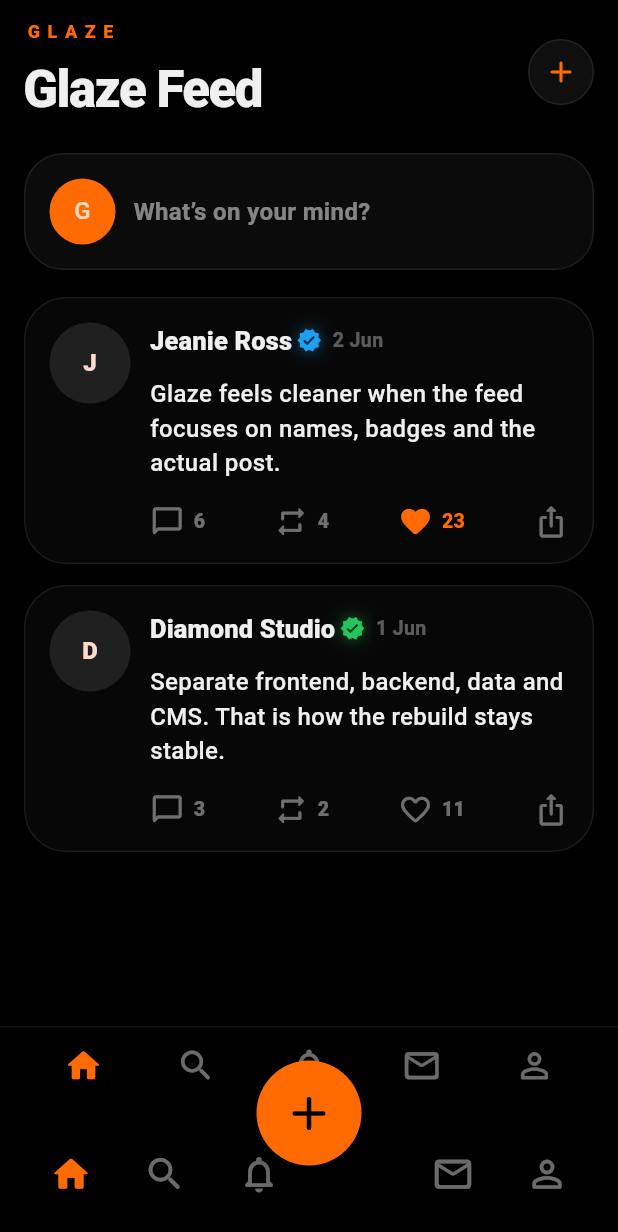
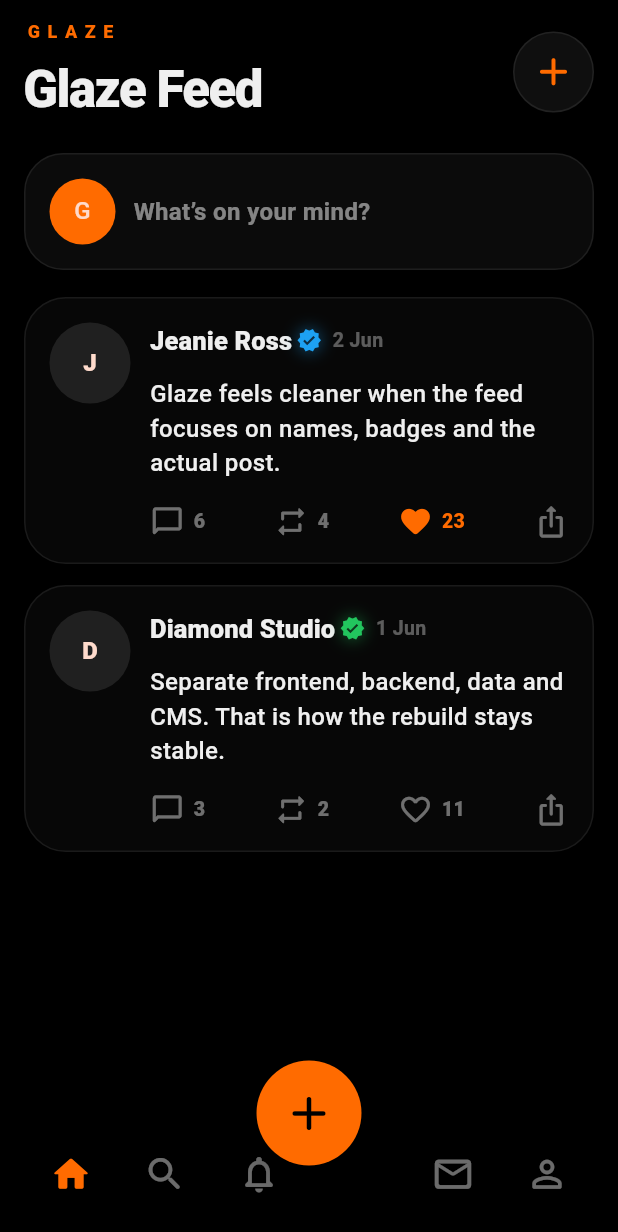
Before and after one commit to WinnerSamurai6064/Glaze1, a Flutter app: the screen it shows after launch, on a phone screen of 412 x 824 dp. Shown: the top 1232 px of the screen. Run offline on Flutter 3.47's test engine with Material 3 defaults, Android fonts, the phone set to English and light mode, and no system bars; network calls fail.

Commit message:
Remove duplicate feed bottom nav

```diff
--- a/lib/screens/feed_screen.dart
+++ b/lib/screens/feed_screen.dart
@@ -31,9 +31,7 @@ class _FeedScreenState extends State<FeedScreen> {
 
   void _openProfile(GlazeUser user) {
     Navigator.of(context).push(
-      MaterialPageRoute(
-        builder: (_) => ProfileScreen(user: user),
-      ),
+      MaterialPageRoute(builder: (_) => ProfileScreen(user: user)),
     );
   }
 
@@ -42,13 +40,9 @@ class _FeedScreenState extends State<FeedScreen> {
     return FutureBuilder<_FeedData>(
       future: _future,
       builder: (context, snapshot) {
-        final data = snapshot.data ?? _FeedData(
-          content: const GlazeContent(),
-          posts: demoPosts,
-        );
+        final data = snapshot.data ?? _FeedData(content: const GlazeContent(), posts: demoPosts);
 
-        return Scaffold(
-          body: SafeArea(
+        return SafeArea(
           child: RefreshIndicator(
             color: GlazeTheme.orange,
             onRefresh: () async {
@@ -73,8 +67,6 @@ class _FeedScreenState extends State<FeedScreen> {
               ],
             ),
           ),
-          ),
-          bottomNavigationBar: const _BottomNav(),
         );
       },
     );
@@ -122,14 +114,14 @@ class _Header extends StatelessWidget {
           ],
         ),
         Container(
-          width: 44,
-          height: 44,
+          width: 54,
+          height: 54,
           decoration: BoxDecoration(
             shape: BoxShape.circle,
             color: Colors.white.withOpacity(0.06),
             border: Border.all(color: Colors.white.withOpacity(0.08)),
           ),
-          child: const Icon(Icons.add_rounded, color: GlazeTheme.orange),
+          child: const Icon(Icons.add_rounded, color: GlazeTheme.orange, size: 31),
         ),
       ],
     );
@@ -193,44 +185,3 @@ class _EmptyState extends StatelessWidget {
     );
   }
 }
-
-class _BottomNav extends StatelessWidget {
-  const _BottomNav();
-
-  @override
-  Widget build(BuildContext context) {
-    return Container(
-      padding: const EdgeInsets.fromLTRB(18, 12, 18, 18),
-      decoration: BoxDecoration(
-        color: Colors.black.withOpacity(0.96),
-        border: Border(top: BorderSide(color: Colors.white.withOpacity(0.08))),
-      ),
-      child: Row(
-        mainAxisAlignment: MainAxisAlignment.spaceAround,
-        children: const [
-          _NavIcon(icon: Icons.home_rounded, active: true),
-          _NavIcon(icon: Icons.search_rounded),
-          _NavIcon(icon: Icons.notifications_none_rounded),
-          _NavIcon(icon: Icons.mail_outline_rounded),
-          _NavIcon(icon: Icons.person_outline_rounded),
-        ],
-      ),
-    );
-  }
-}
-
-class _NavIcon extends StatelessWidget {
-  const _NavIcon({required this.icon, this.active = false});
-
-  final IconData icon;
-  final bool active;
-
-  @override
-  Widget build(BuildContext context) {
-    return Icon(
-      icon,
-      color: active ? GlazeTheme.orange : Colors.white.withOpacity(0.42),
-      size: 27,
-    );
-  }
-}
```
Lines whose indentation alone changed are shown as unchanged.
